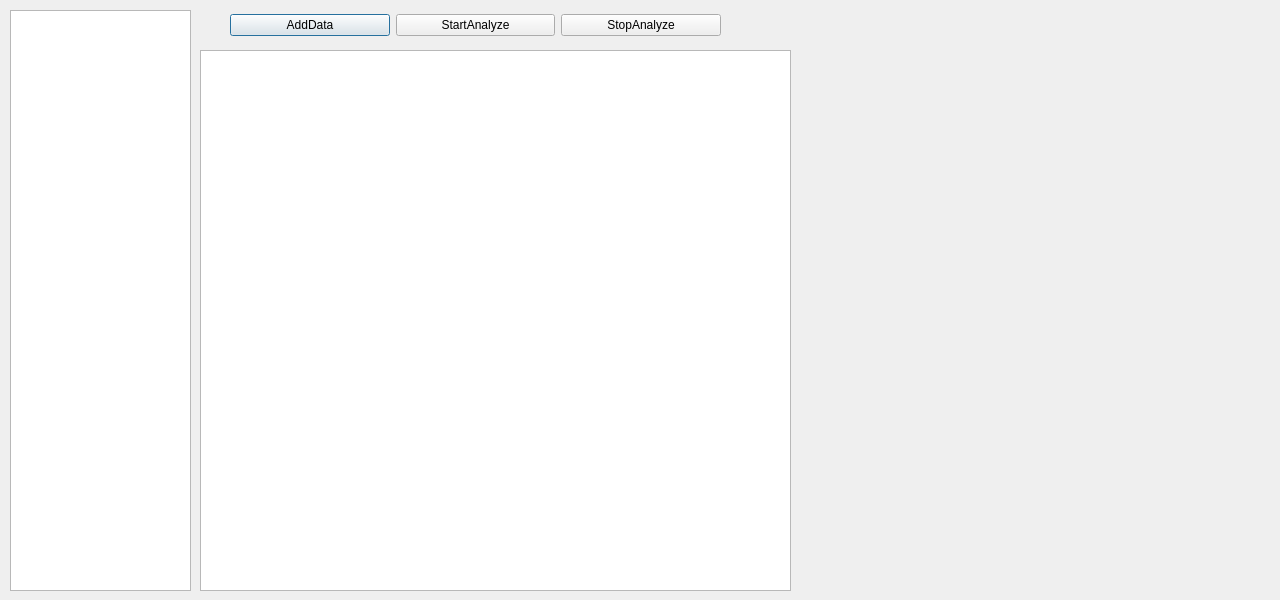
Old version of the form queuedialog.ui in the repository zjw939057120/qt.
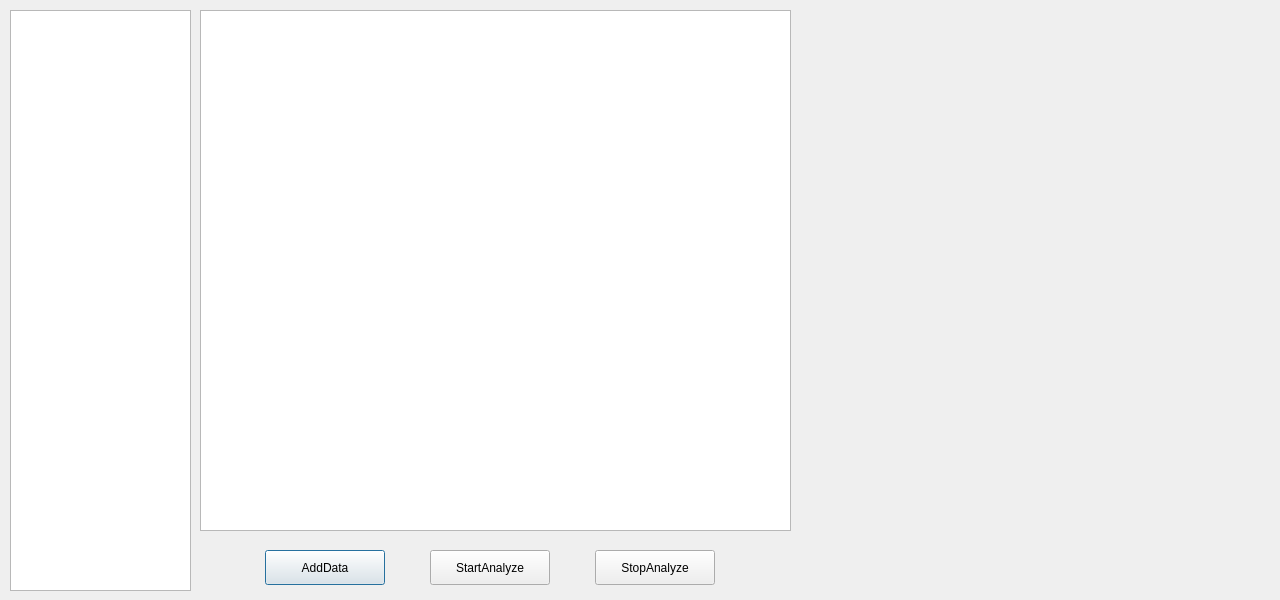
New version of the form.

What changed in the file:
```diff
--- a/queuedialog.ui
+++ b/queuedialog.ui
@@ -27,55 +27,50 @@
    <property name="geometry">
     <rect>
      <x>200</x>
-     <y>50</y>
+     <y>10</y>
      <width>591</width>
-     <height>541</height>
+     <height>521</height>
     </rect>
    </property>
   </widget>
-  <widget class="QWidget" name="horizontalLayoutWidget">
+  <widget class="QPushButton" name="pushButton_AddData">
    <property name="geometry">
     <rect>
-     <x>230</x>
-     <y>10</y>
-     <width>491</width>
-     <height>31</height>
+     <x>265</x>
+     <y>550</y>
+     <width>120</width>
+     <height>35</height>
     </rect>
    </property>
-   <layout class="QHBoxLayout" name="horizontalLayout">
-    <item>
-     <widget class="QPushButton" name="pushButton_AddData">
-      <property name="text">
-       <string>AddData</string>
-      </property>
-     </widget>
-    </item>
-    <item>
-     <widget class="QPushButton" name="pushButton_StartAnalyze">
-      <property name="text">
-       <string>StartAnalyze</string>
-      </property>
-     </widget>
-    </item>
-    <item>
-     <widget class="QPushButton" name="pushButton_StopAnalyze">
-      <property name="text">
-       <string>StopAnalyze</string>
-      </property>
-     </widget>
-    </item>
-   </layout>
+   <property name="text">
+    <string>AddData</string>
+   </property>
   </widget>
-  <widget class="QWidget" name="verticalLayoutWidget">
+  <widget class="QPushButton" name="pushButton_StartAnalyze">
    <property name="geometry">
     <rect>
-     <x>820</x>
-     <y>10</y>
-     <width>331</width>
-     <height>391</height>
+     <x>430</x>
+     <y>550</y>
+     <width>120</width>
+     <height>35</height>
     </rect>
    </property>
-   <layout class="QVBoxLayout" name="verticalLayout"/>
+   <property name="text">
+    <string>StartAnalyze</string>
+   </property>
+  </widget>
+  <widget class="QPushButton" name="pushButton_StopAnalyze">
+   <property name="geometry">
+    <rect>
+     <x>595</x>
+     <y>550</y>
+     <width>120</width>
+     <height>35</height>
+    </rect>
+   </property>
+   <property name="text">
+    <string>StopAnalyze</string>
+   </property>
   </widget>
  </widget>
  <resources/>
```
